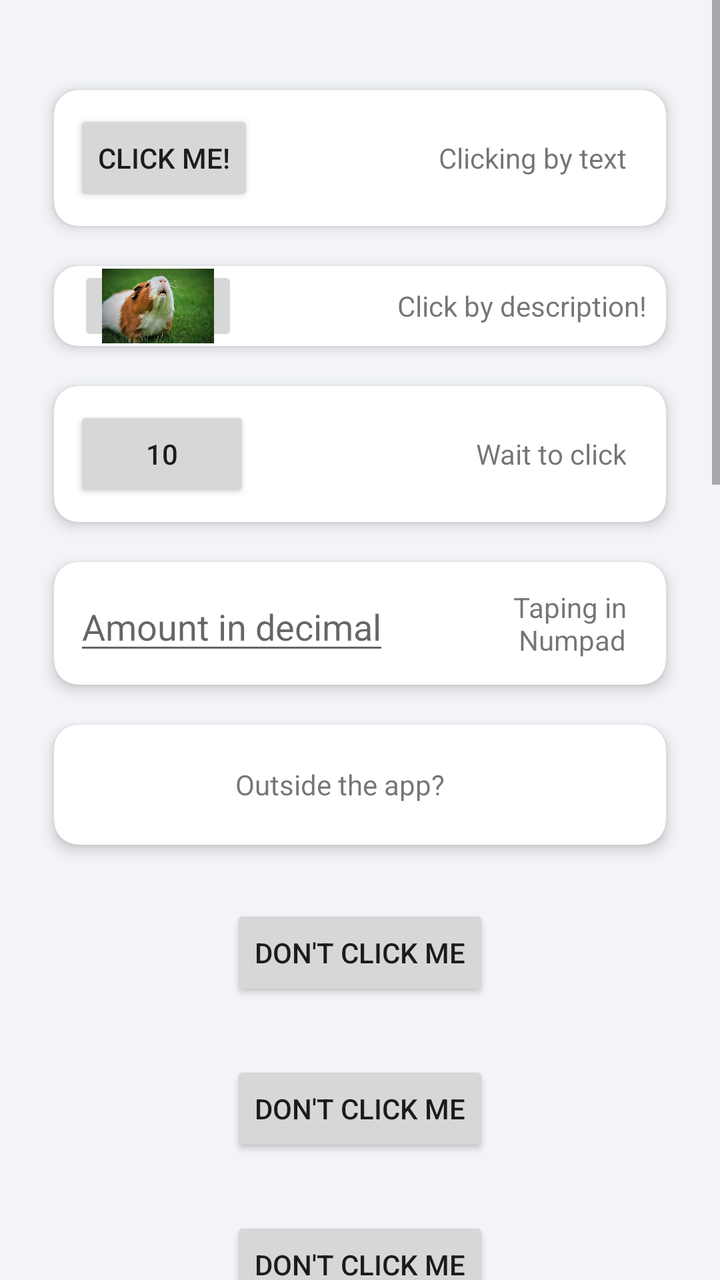
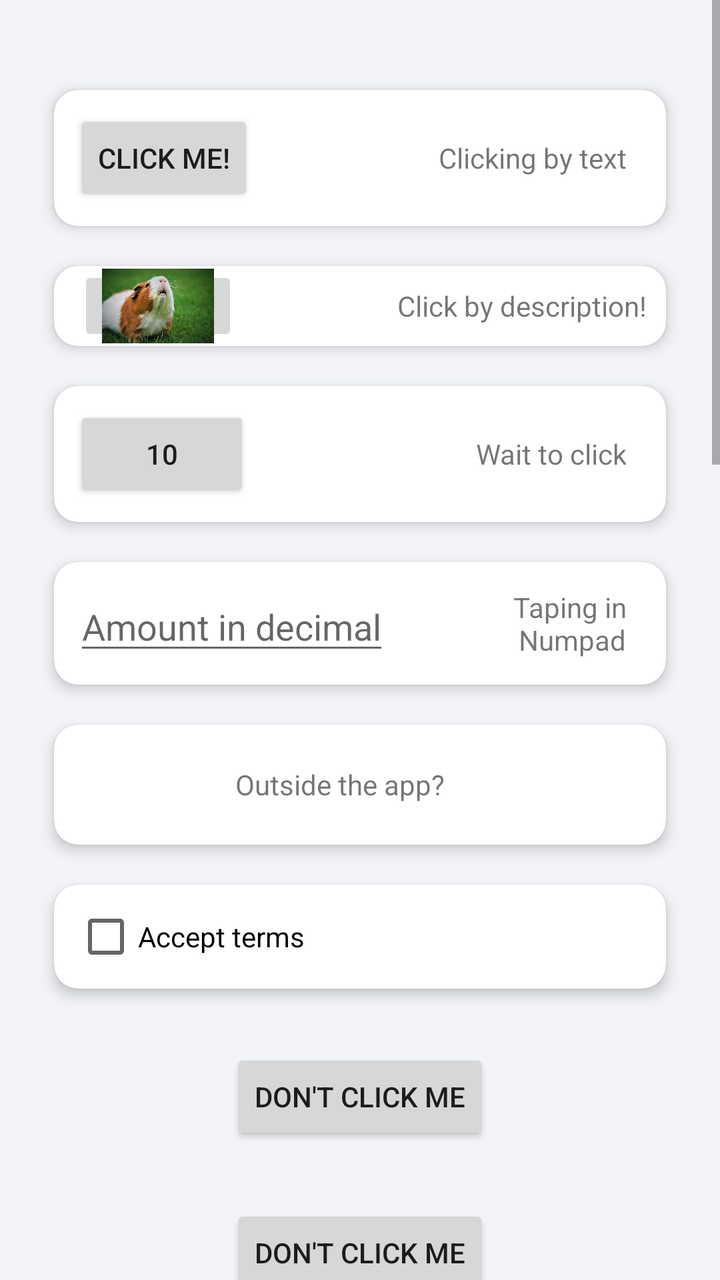

Two renders of the same Android screen: before a commit and after it. Below are the layout's source before the change and the commit's diff.
<!-- AndroidManifest.xml: application theme AppTheme -->
<!-- res/layout/activity_main.xml -->
<?xml version="1.0" encoding="utf-8"?>
<ScrollView xmlns:android="http://schemas.android.com/apk/res/android"
    xmlns:app="http://schemas.android.com/apk/res-auto"
    android:layout_width="match_parent"
    android:layout_height="match_parent"
    android:background="#F2F4F7">

    <LinearLayout
        android:layout_width="match_parent"
        android:layout_height="wrap_content"
        android:background="#F2F4F7"
        android:orientation="vertical"
        android:paddingBottom="20dp">


        <androidx.cardview.widget.CardView
            android:layout_width="match_parent"
            android:layout_height="wrap_content"
            android:layout_marginStart="27dp"
            android:layout_marginTop="45dp"
            android:layout_marginEnd="27dp"
            app:cardBackgroundColor="@android:color/white"
            app:cardCornerRadius="12dp"
            app:cardElevation="4dp">

            <LinearLayout
                android:layout_width="match_parent"
                android:layout_height="wrap_content"
                android:orientation="horizontal">

                <Button
                    android:id="@+id/clickMeButton"
                    android:layout_width="wrap_content"
                    android:layout_height="wrap_content"
                    android:layout_margin="10dp"
                    android:text="CLICK ME!"
                    app:backgroundTint="#F2F4F7" />

                <TextView
                    android:id="@+id/clickMeText"
                    android:layout_width="match_parent"
                    android:layout_height="match_parent"
                    android:layout_marginStart="12dp"
                    android:layout_marginEnd="20dp"
                    android:gravity="center_vertical|end"
                    android:text="Clicking by text" />
            </LinearLayout>
        </androidx.cardview.widget.CardView>

        <androidx.cardview.widget.CardView
            android:layout_width="match_parent"
            android:layout_height="wrap_content"
            android:layout_marginStart="27dp"
            android:layout_marginTop="20dp"
            android:layout_marginEnd="27dp"
            app:cardBackgroundColor="@android:color/white"
            app:cardCornerRadius="12dp"
            app:cardElevation="4dp">

            <LinearLayout
                android:layout_width="match_parent"
                android:layout_height="wrap_content"
                android:orientation="horizontal">

                <ImageButton
                    android:id="@+id/fluffyButton"
                    android:src="@drawable/kobaia"
                    android:foreground="?selectableItemBackground"
                    android:layout_width="80dp"
                    android:layout_height="40dp"
                    android:scaleType="centerCrop"
                    android:layout_marginStart="12dp"
                    android:layout_marginEnd="20dp"
                    android:contentDescription="fluffy"
                    android:text="Contact Permission"
                    app:backgroundTint="#F2F4F7" />

                <TextView
                    android:id="@+id/clickByDescriptionText"
                    android:layout_width="match_parent"
                    android:layout_height="match_parent"
                    android:layout_margin="10dp"
                    android:gravity="center_vertical|end"
                    android:text="Click by description!" />
            </LinearLayout>
        </androidx.cardview.widget.CardView>

        <androidx.cardview.widget.CardView
            android:layout_width="match_parent"
            android:layout_height="wrap_content"
            android:layout_marginStart="27dp"
            android:layout_marginTop="20dp"
            android:layout_marginEnd="27dp"
            app:cardBackgroundColor="@android:color/white"
            app:cardCornerRadius="12dp"
            app:cardElevation="4dp">

            <LinearLayout
                android:layout_width="match_parent"
                android:layout_height="wrap_content"
                android:orientation="horizontal">

                <Button
                    android:id="@+id/countDownButton"
                    android:layout_width="wrap_content"
                    android:layout_height="wrap_content"
                    android:layout_margin="10dp"
                    android:text="10"
                    app:backgroundTint="#F2F4F7" />

                <TextView
                    android:id="@+id/countDownText"
                    android:layout_width="match_parent"
                    android:layout_height="match_parent"
                    android:layout_marginEnd="20dp"
                    android:gravity="center_vertical|end"
                    android:text="Wait to click" />

            </LinearLayout>
        </androidx.cardview.widget.CardView>

        <androidx.cardview.widget.CardView
            android:layout_width="match_parent"
            android:layout_height="wrap_content"
            android:layout_marginStart="27dp"
            android:layout_marginTop="20dp"
            android:layout_marginEnd="27dp"
            app:cardBackgroundColor="@android:color/white"
            app:cardCornerRadius="12dp"
            app:cardElevation="4dp">

            <LinearLayout
                android:layout_width="match_parent"
                android:layout_height="wrap_content"
                android:orientation="horizontal">

                <EditText
                    android:id="@+id/editField"
                    android:contentDescription="editField"
                    android:layout_width="wrap_content"
                    android:layout_height="wrap_content"
                    android:layout_margin="10dp"
                    android:inputType="numberDecimal"
                    android:hint="Amount in decimal" />

                <TextView
                    android:id="@+id/tapNumpadText"
                    android:layout_width="match_parent"
                    android:layout_height="match_parent"
                    android:layout_marginEnd="20dp"
                    android:gravity="center_vertical|end"
                    android:text="Taping in Numpad" />

            </LinearLayout>

        </androidx.cardview.widget.CardView>

        <androidx.cardview.widget.CardView
            android:layout_width="match_parent"
            android:layout_height="wrap_content"
            android:layout_marginStart="27dp"
            android:layout_marginTop="20dp"
            android:layout_marginEnd="27dp"
            app:cardBackgroundColor="@android:color/white"
            app:cardCornerRadius="12dp"
            app:cardElevation="4dp">

            <LinearLayout
                android:layout_width="match_parent"
                android:layout_height="60dp"
                android:orientation="horizontal">


                <TextView
                    android:id="@+id/closeAppText"
                    android:layout_width="match_parent"
                    android:layout_height="match_parent"
                    android:layout_marginEnd="20dp"
                    android:gravity="center"
                    android:text="Outside the app?" />

            </LinearLayout>

        </androidx.cardview.widget.CardView>

        <Button
            android:id="@+id/listButton0"
            android:layout_width="wrap_content"
            android:layout_height="wrap_content"
            android:layout_gravity="center"
            android:layout_marginTop="30dp"
            android:text="Don't click me"
            android:visibility="gone"
            app:backgroundTint="#F2F4F7" />

        <Button
            android:id="@+id/listButton1"
            android:layout_width="wrap_content"
            android:layout_height="wrap_content"
            android:layout_gravity="center"
            android:visibility="gone"
            android:layout_marginTop="30dp"
            android:text="Don't click me"
            app:backgroundTint="#F2F4F7" />

        <Button
            android:id="@+id/listButton2"
            android:layout_width="wrap_content"
            android:layout_height="wrap_content"
            android:layout_gravity="center"
            android:visibility="gone"
            android:layout_marginTop="30dp"
            android:text="Don't click me"
            app:backgroundTint="#F2F4F7" />

        <Button
            android:id="@+id/listButton3"
            android:layout_width="wrap_content"
            android:layout_height="wrap_content"
            android:layout_gravity="center"
            android:layout_marginTop="30dp"
            android:text="Don't click me"
            app:backgroundTint="#F2F4F7" />

        <Button
            android:id="@+id/listButton4"
            android:layout_width="wrap_content"
            android:layout_height="wrap_content"
            android:visibility="gone"
            android:layout_gravity="center"
            android:layout_marginTop="30dp"
            android:text="Don't click me"
            app:backgroundTint="#F2F4F7" />

        <Button
            android:id="@+id/listButton5"
            android:layout_width="wrap_content"
            android:layout_height="wrap_content"
            android:layout_gravity="center"
            android:layout_marginTop="30dp"
            android:text="Don't click me"
            app:backgroundTint="#F2F4F7" />

        <Button
            android:id="@+id/listButton6"
            android:layout_width="wrap_content"
            android:layout_height="wrap_content"
            android:layout_gravity="center"
            android:layout_marginTop="30dp"
            android:text="Don't click me"
            app:backgroundTint="#F2F4F7" />

        <Button
            android:layout_width="wrap_content"
            android:layout_height="wrap_content"
            android:layout_gravity="center"
            android:layout_marginTop="30dp"
            android:text="Don't click me"
            app:backgroundTint="#F2F4F7" />

        <Button
            android:layout_width="wrap_content"
            android:layout_height="wrap_content"
            android:layout_gravity="center"
            android:layout_marginTop="30dp"
            android:text="Don't click me"
            app:backgroundTint="#F2F4F7" />

        <Button
            android:layout_width="wrap_content"
            android:layout_height="wrap_content"
            android:layout_gravity="center"
            android:layout_marginTop="30dp"
            android:text="Don't click me"
            app:backgroundTint="#F2F4F7" />

        <Button
            android:layout_width="wrap_content"
            android:layout_height="wrap_content"
            android:layout_gravity="center"
            android:layout_marginTop="30dp"
            android:text="Don't click me"
            app:backgroundTint="#F2F4F7" />

        <Button
            android:layout_width="wrap_content"
            android:layout_height="wrap_content"
            android:layout_gravity="center"
            android:layout_marginTop="30dp"
            android:text="Don't click me"
            app:backgroundTint="#F2F4F7" />

        <Button
            android:layout_width="wrap_content"
            android:layout_height="wrap_content"
            android:layout_gravity="center"
            android:layout_marginTop="30dp"
            android:text="Don't click me"
            app:backgroundTint="#F2F4F7" />

        <Button
            android:layout_width="wrap_content"
            android:layout_height="wrap_content"
            android:layout_gravity="center"
            android:layout_marginTop="30dp"
            android:text="Don't click me"
            app:backgroundTint="#F2F4F7" />

        <Button
            android:layout_width="wrap_content"
            android:layout_height="wrap_content"
            android:layout_gravity="center"
            android:layout_marginTop="30dp"
            android:text="Don't click me"
            app:backgroundTint="#F2F4F7" />

        <Button
            android:layout_width="wrap_content"
            android:layout_height="wrap_content"
            android:layout_gravity="center"
            android:layout_marginTop="30dp"
            android:text="Don't click me"
            app:backgroundTint="#F2F4F7" />

        <Button
            android:layout_width="wrap_content"
            android:layout_height="wrap_content"
            android:layout_gravity="center"
            android:layout_marginTop="30dp"
            android:text="Don't click me"
            app:backgroundTint="#F2F4F7" />

        <Button
            android:id="@+id/scrolledButton"
            android:layout_width="wrap_content"
            android:layout_height="wrap_content"
            android:layout_gravity="center"
            android:layout_marginTop="30dp"
            android:text="SCROLL TO CLICK ME!"
            app:backgroundTint="#F2F4F7" />

        <Button
            android:id="@+id/listButton9"
            android:layout_width="wrap_content"
            android:layout_height="wrap_content"
            android:layout_gravity="center"
            android:layout_marginTop="30dp"
            android:text="Don't click me"
            app:backgroundTint="#F2F4F7" />

        <Button
            android:id="@+id/listButton10"
            android:layout_width="wrap_content"
            android:layout_height="wrap_content"
            android:layout_gravity="center"
            android:layout_marginTop="30dp"
            android:text="Don't click me"
            app:backgroundTint="#F2F4F7" />

    </LinearLayout>
</ScrollView>
<!-- resources referenced by this layout -->
<resources>
  <!-- drawable kobaia: webp bitmap (drawable, 113110 bytes) -->
  <style name="AppTheme" parent="Theme.AppCompat.Light.DarkActionBar">
          
          <item name="colorPrimary">@color/colorPrimary</item>
          <item name="colorPrimaryDark">@color/colorPrimaryDark</item>
          <item name="colorAccent">@color/colorAccent</item>
      </style>
  <color name="colorPrimary">#6200EE</color>
  <color name="colorPrimaryDark">#3700B3</color>
  <color name="colorAccent">#03DAC5</color>
</resources>

<!-- the commit's change to res/layout/activity_main.xml (unified diff, before → after) -->
@@ -183,6 +183,33 @@
 
         </androidx.cardview.widget.CardView>
 
+        <androidx.cardview.widget.CardView
+            android:layout_width="match_parent"
+            android:layout_height="wrap_content"
+            android:layout_marginStart="27dp"
+            android:layout_marginTop="20dp"
+            android:layout_marginEnd="27dp"
+            app:cardBackgroundColor="@android:color/white"
+            app:cardCornerRadius="12dp"
+            app:cardElevation="4dp">
+
+            <LinearLayout
+                android:layout_width="match_parent"
+                android:layout_height="wrap_content"
+                android:orientation="horizontal">
+
+                <CheckBox
+                    android:id="@+id/acceptTermsCheckbox"
+                    android:layout_width="wrap_content"
+                    android:layout_height="wrap_content"
+                    android:layout_margin="10dp"
+                    android:contentDescription="termsCheckbox"
+                    android:text="Accept terms" />
+
+            </LinearLayout>
+
+        </androidx.cardview.widget.CardView>
+
         <Button
             android:id="@+id/listButton0"
             android:layout_width="wrap_content"
